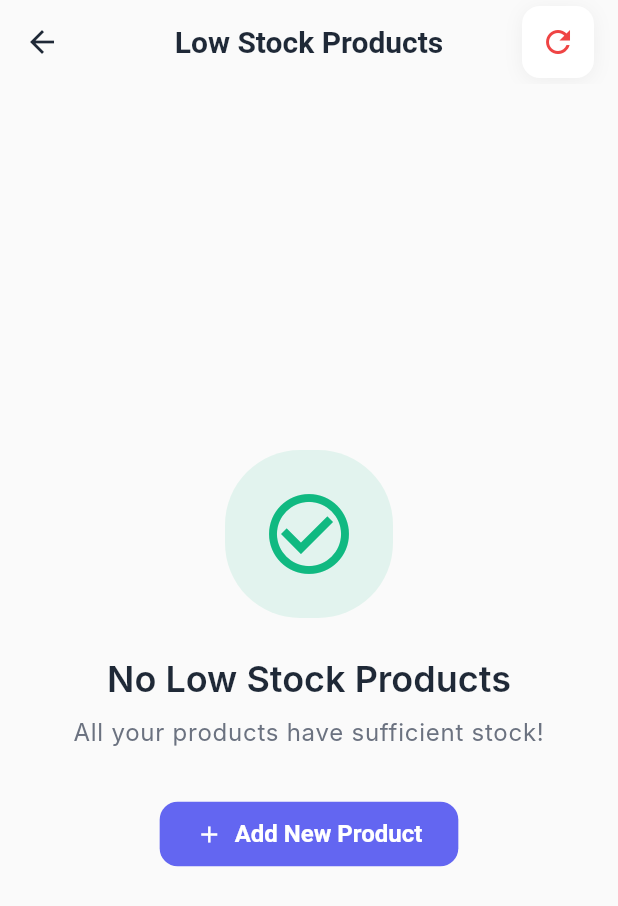
After one commit to MT-0605/inventory_manager, a Flutter app: the LowStockProductsScreen screen opened directly, on a phone screen of 412 x 824 dp. The commit adds this screen. Shown: the top 906 px of the screen. Run offline on Flutter 3.47's test engine with Material 3 defaults, Android fonts, the light colour scheme and no system bars; our stand-ins replace cloud_firestore, firebase_auth, firebase_core, firebase_storage, fl_chart, image_picker and 2 more; missing offline and left inert: cloudinary_public; accounts and stored records are empty; Roboto replaces fonts that are missing (Inter).

Commit message:
Major End

```diff
--- /dev/null
+++ b/lib/screens/low_stock_products_screen.dart
@@ -0,0 +1,261 @@
+import 'package:flutter/material.dart';
+import 'package:provider/provider.dart';
+import '../providers/product_provider.dart';
+import '../widgets/loading_widget.dart';
+import '../widgets/ultra_simple_card.dart';
+import 'add_edit_product_screen.dart';
+
+/// Screen showing products with low stock
+class LowStockProductsScreen extends StatefulWidget {
+  const LowStockProductsScreen({super.key});
+
+  @override
+  State<LowStockProductsScreen> createState() => _LowStockProductsScreenState();
+}
+
+class _LowStockProductsScreenState extends State<LowStockProductsScreen> {
+  @override
+  void initState() {
+    super.initState();
+    WidgetsBinding.instance.addPostFrameCallback((_) {
+      context.read<ProductProvider>().loadProducts();
+    });
+  }
+
+  @override
+  Widget build(BuildContext context) {
+    return Scaffold(
+      backgroundColor: const Color(0xFFFAFAFA),
+      appBar: AppBar(
+        title: const Text('Low Stock Products'),
+        backgroundColor: Colors.transparent,
+        elevation: 0,
+        actions: [
+          Container(
+            margin: const EdgeInsets.only(right: 16),
+            decoration: BoxDecoration(
+              color: Colors.white,
+              borderRadius: BorderRadius.circular(12),
+              boxShadow: [
+                BoxShadow(
+                  color: Colors.black.withOpacity(0.05),
+                  blurRadius: 10,
+                  offset: const Offset(0, 2),
+                ),
+              ],
+            ),
+            child: IconButton(
+              icon: const Icon(Icons.refresh, color: Color(0xFFEF4444)),
+              onPressed: () {
+                context.read<ProductProvider>().loadProducts();
+              },
+            ),
+          ),
+        ],
+      ),
+      body: Consumer<ProductProvider>(
+        builder: (context, productProvider, child) {
+          if (productProvider.isLoading) {
+            return const LoadingWidget(message: 'Loading low stock products...');
+          }
+
+          final lowStockProducts = productProvider.lowStockProducts;
+
+          if (lowStockProducts.isEmpty) {
+            return _buildEmptyState(context);
+          }
+
+          return Column(
+            children: [
+              // Header with count
+              Container(
+                margin: const EdgeInsets.all(20),
+                padding: const EdgeInsets.all(16),
+                decoration: BoxDecoration(
+                  gradient: LinearGradient(
+                    colors: [
+                      const Color(0xFFFEF2F2),
+                      const Color(0xFFFEE2E2),
+                    ],
+                  ),
+                  borderRadius: BorderRadius.circular(12),
+                  border: Border.all(color: const Color(0xFFFECACA)),
+                ),
+                child: Row(
+                  children: [
+                    Container(
+                      padding: const EdgeInsets.all(8),
+                      decoration: BoxDecoration(
+                        color: const Color(0xFFEF4444).withOpacity(0.1),
+                        borderRadius: BorderRadius.circular(8),
+                      ),
+                      child: const Icon(
+                        Icons.warning_amber_rounded,
+                        color: Color(0xFFEF4444),
+                        size: 24,
+                      ),
+                    ),
+                    const SizedBox(width: 12),
+                    Expanded(
+                      child: Column(
+                        crossAxisAlignment: CrossAxisAlignment.start,
+                        children: [
+                          Text(
+                            'Low Stock Alert',
+                            style: Theme.of(context).textTheme.titleMedium?.copyWith(
+                              fontWeight: FontWeight.w600,
+                              color: const Color(0xFFEF4444),
+                            ),
+                          ),
+                          Text(
+                            '${lowStockProducts.length} products need restocking',
+                            style: Theme.of(context).textTheme.bodyMedium?.copyWith(
+                              color: const Color(0xFF7F1D1D),
+                            ),
+                          ),
+                        ],
+                      ),
+                    ),
+                  ],
+                ),
+              ),
+
+              // Products grid
+              Expanded(
+                child: GridView.builder(
+                  padding: const EdgeInsets.fromLTRB(20, 0, 20, 20),
+                  gridDelegate: const SliverGridDelegateWithFixedCrossAxisCount(
+                    crossAxisCount: 2,
+                    childAspectRatio: 0.55,
+                    crossAxisSpacing: 12,
+                    mainAxisSpacing: 12,
+                  ),
+                  itemCount: lowStockProducts.length,
+                  itemBuilder: (context, index) {
+                    final product = lowStockProducts[index];
+                    return UltraSimpleProductCard(
+                      name: product.name,
+                      category: product.category,
+                      price: '₹${product.price.toStringAsFixed(0)}',
+                      stock: '${product.stockQuantity}',
+                      imageUrl: product.imageUrl,
+                      isLowStock: product.isLowStock,
+                      showActions: true,
+                      onEdit: () {
+                        Navigator.of(context).push(
+                          MaterialPageRoute(
+                            builder: (context) => AddEditProductScreen(product: product),
+                          ),
+                        );
+                      },
+                      onDelete: () {
+                        _showDeleteDialog(context, productProvider, product);
+                      },
+                    );
+                  },
+                ),
+              ),
+            ],
+          );
+        },
+      ),
+    );
+  }
+
+  Widget _buildEmptyState(BuildContext context) {
+    return Center(
+      child: Column(
+        mainAxisAlignment: MainAxisAlignment.center,
+        children: [
+          Container(
+            padding: const EdgeInsets.all(24),
+            decoration: BoxDecoration(
+              color: const Color(0xFF10B981).withOpacity(0.1),
+              borderRadius: BorderRadius.circular(50),
+            ),
+            child: const Icon(
+              Icons.check_circle_outline,
+              size: 64,
+              color: Color(0xFF10B981),
+            ),
+          ),
+          const SizedBox(height: 24),
+          Text(
+            'No Low Stock Products',
+            style: Theme.of(context).textTheme.headlineSmall?.copyWith(
+              fontWeight: FontWeight.w600,
+              color: const Color(0xFF1F2937),
+            ),
+          ),
+          const SizedBox(height: 8),
+          Text(
+            'All your products have sufficient stock!',
+            style: Theme.of(context).textTheme.bodyLarge?.copyWith(
+              color: const Color(0xFF6B7280),
+            ),
+            textAlign: TextAlign.center,
+          ),
+          const SizedBox(height: 32),
+          ElevatedButton.icon(
+            onPressed: () {
+              Navigator.of(context).push(
+                MaterialPageRoute(
+                  builder: (context) => const AddEditProductScreen(),
+                ),
+              );
+            },
+            icon: const Icon(Icons.add),
+            label: const Text('Add New Product'),
+            style: ElevatedButton.styleFrom(
+              backgroundColor: const Color(0xFF6366F1),
+              foregroundColor: Colors.white,
+              padding: const EdgeInsets.symmetric(horizontal: 24, vertical: 12),
+            ),
+          ),
+        ],
+      ),
+    );
+  }
+
+  void _showDeleteDialog(BuildContext context, ProductProvider productProvider, product) {
+    showDialog(
+      context: context,
+      builder: (context) => AlertDialog(
+        title: const Text('Delete Product'),
+        content: Text('Are you sure you want to delete "${product.name}"?'),
+        actions: [
+          TextButton(
+            onPressed: () => Navigator.of(context).pop(),
+            child: const Text('Cancel'),
+          ),
+          ElevatedButton(
+            onPressed: () async {
+              Navigator.of(context).pop();
+              final success = await productProvider.deleteProduct(product.id);
+              if (success && mounted) {
+                ScaffoldMessenger.of(context).showSnackBar(
+                  const SnackBar(
+                    content: Text('Product deleted successfully'),
+                    backgroundColor: Colors.green,
+                  ),
+                );
+              } else if (mounted) {
+                ScaffoldMessenger.of(context).showSnackBar(
+                  SnackBar(
+                    content: Text(productProvider.errorMessage ?? 'Failed to delete product'),
+                    backgroundColor: Colors.red,
+                  ),
+                );
+              }
+            },
+            style: ElevatedButton.styleFrom(
+              backgroundColor: const Color(0xFFEF4444),
+              foregroundColor: Colors.white,
+            ),
+            child: const Text('Delete'),
+          ),
+        ],
+      ),
+    );
+  }
+}
--- a/lib/screens/products_screen.dart
+++ b/lib/screens/products_screen.dart
@@ -211,7 +211,7 @@ class _ProductsScreenState extends State<ProductsScreen> {
       padding: const EdgeInsets.fromLTRB(20, 0, 20, 20),
       gridDelegate: const SliverGridDelegateWithFixedCrossAxisCount(
         crossAxisCount: 2,
-        childAspectRatio: 0.6, // Increased aspect ratio to accommodate action buttons
+        childAspectRatio: 0.55, // Slightly decreased height for smaller cards
         crossAxisSpacing: 12,
         mainAxisSpacing: 12,
       ),
```
Also changed, not shown: lib/screens/dashboard_screen.dart (+20 -5 lines), lib/screens/reports_screen.dart (+50 -85 lines), lib/widgets/ultra_simple_card.dart (+9 -5 lines).
